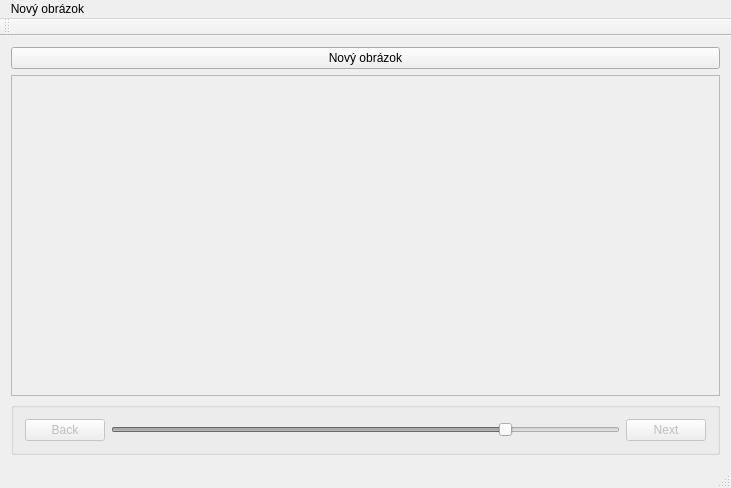
Old version of the form final/mainwindow.ui in the repository mixie/qt.
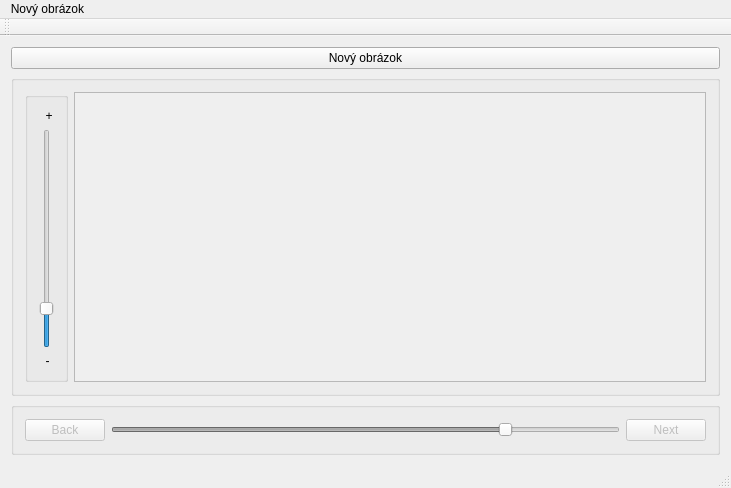
New version of the form.

```diff
--- a/final/mainwindow.ui
+++ b/final/mainwindow.ui
@@ -20,7 +20,7 @@
    <string>Rozoznávanie orientácie riasiniek</string>
   </property>
   <widget class="QWidget" name="centralWidget">
-   <layout class="QVBoxLayout" name="verticalLayout">
+   <layout class="QVBoxLayout" name="verticalLayout_2">
     <item>
      <widget class="QPushButton" name="newPictureB">
       <property name="text">
@@ -29,13 +29,70 @@
      </widget>
     </item>
     <item>
-     <widget class="QGraphicsView" name="graphicsView">
-      <property name="enabled">
-       <bool>false</bool>
+     <widget class="QGroupBox" name="groupBox_2">
+      <property name="title">
+       <string/>
       </property>
-      <property name="mouseTracking">
-       <bool>true</bool>
-      </property>
+      <layout class="QHBoxLayout" name="horizontalLayout_2">
+       <item>
+        <widget class="QGroupBox" name="groupBox_3">
+         <property name="title">
+          <string/>
+         </property>
+         <layout class="QVBoxLayout" name="verticalLayout">
+          <item>
+           <widget class="QLabel" name="label">
+            <property name="frameShadow">
+             <enum>QFrame::Sunken</enum>
+            </property>
+            <property name="text">
+             <string>  +</string>
+            </property>
+           </widget>
+          </item>
+          <item>
+           <widget class="QSlider" name="verticalSlider">
+            <property name="minimum">
+             <number>1</number>
+            </property>
+            <property name="maximum">
+             <number>20</number>
+            </property>
+            <property name="singleStep">
+             <number>1</number>
+            </property>
+            <property name="pageStep">
+             <number>3</number>
+            </property>
+            <property name="value">
+             <number>4</number>
+            </property>
+            <property name="orientation">
+             <enum>Qt::Vertical</enum>
+            </property>
+           </widget>
+          </item>
+          <item>
+           <widget class="QLabel" name="label_2">
+            <property name="text">
+             <string>  -</string>
+            </property>
+           </widget>
+          </item>
+         </layout>
+        </widget>
+       </item>
+       <item>
+        <widget class="QGraphicsView" name="graphicsView">
+         <property name="enabled">
+          <bool>false</bool>
+         </property>
+         <property name="mouseTracking">
+          <bool>true</bool>
+         </property>
+        </widget>
+       </item>
+      </layout>
      </widget>
     </item>
     <item>
```
